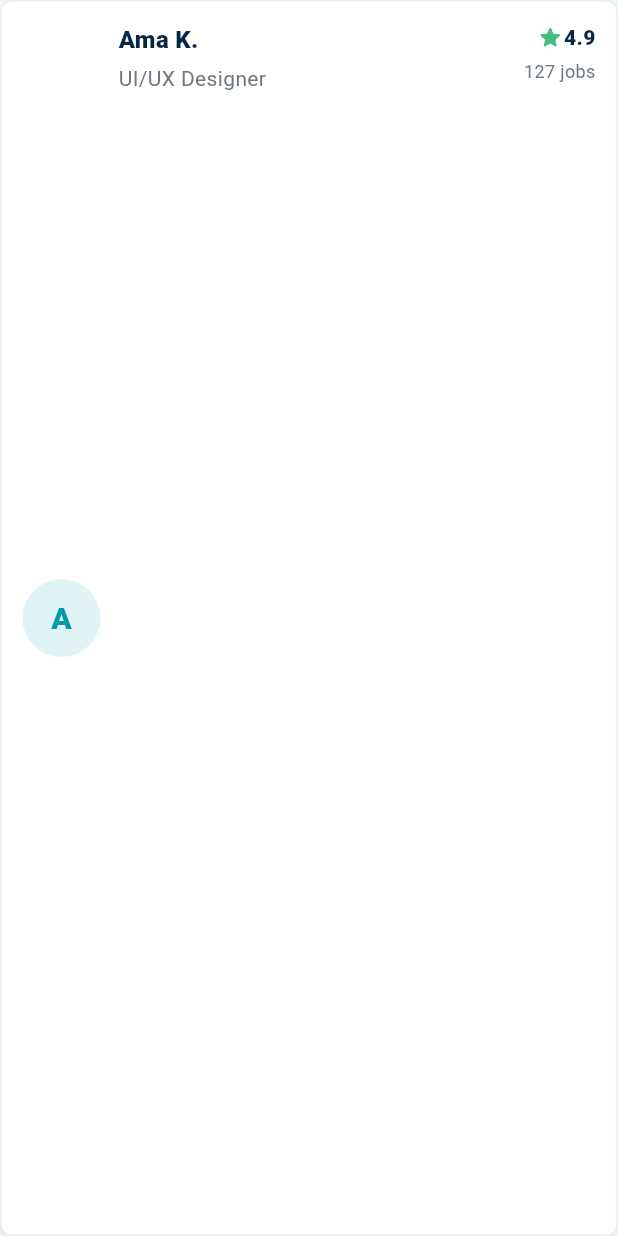
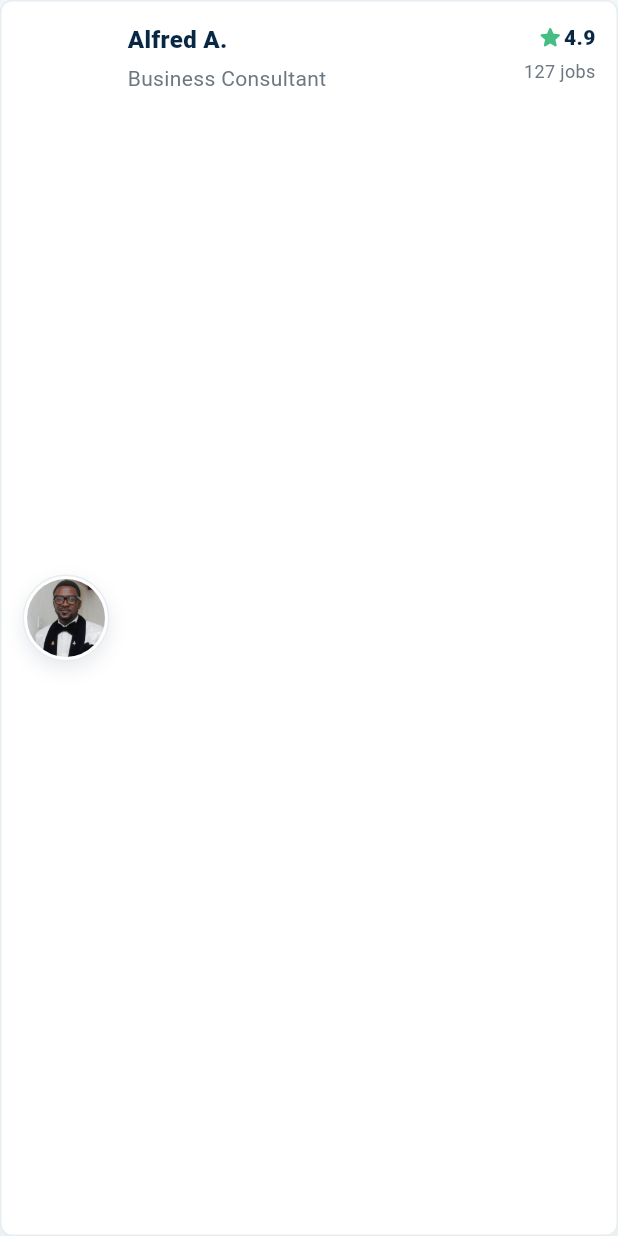
Before and after one commit to s-muel/zoko_marketplace, a Flutter app: the _ProfessionalTile widget shown alone on an empty page, opened directly with sample values from the repository, on a phone screen of 412 x 824 dp. Run offline on Flutter 3.47's test engine with Material 3 defaults, Android fonts, the phone set to English and light mode, and no system bars.

```diff
--- a/lib/core/constants/app_assets.dart
+++ b/lib/core/constants/app_assets.dart
@@ -3,4 +3,7 @@ class AppAssets {
 
   static const zokoLogo = 'assets/images/zoko_marketplace_logo.png';
   static const googleLogo = 'assets/images/google logo.png';
+  static const alfredProfile = 'assets/images/Alfred.png';
+  static const emmanuelProfile = 'assets/images/Emmanuel.png';
+  static const samuelProfile = 'assets/images/Samuel.png';
 }
--- a/lib/models/professional_model.dart
+++ b/lib/models/professional_model.dart
@@ -4,10 +4,12 @@ class ProfessionalModel {
     required this.role,
     required this.rating,
     required this.jobs,
+    required this.imageAsset,
   });
 
   final String name;
   final String role;
   final String rating;
   final String jobs;
+  final String imageAsset;
 }
--- a/lib/services/marketplace_service.dart
+++ b/lib/services/marketplace_service.dart
@@ -1,4 +1,5 @@
 import 'package:flutter/material.dart';
+import 'package:zoko_marketplace/core/constants/app_assets.dart';
 import 'package:zoko_marketplace/core/theme/zoko_colors.dart';
 import 'package:zoko_marketplace/models/category_model.dart';
 import 'package:zoko_marketplace/models/professional_model.dart';
@@ -58,22 +59,25 @@ class MarketplaceService {
   List<ProfessionalModel> getTopProfessionals() {
     return const [
       ProfessionalModel(
-        name: 'Ama K.',
-        role: 'UI/UX Designer',
+        name: 'Alfred A.',
+        role: 'Business Consultant',
         rating: '4.9',
         jobs: '127 jobs',
+        imageAsset: AppAssets.alfredProfile,
       ),
       ProfessionalModel(
-        name: 'Kojo M.',
-        role: 'Full-stack Developer',
+        name: 'Emmanuel K.',
+        role: 'UI/UX Designer',
         rating: '4.8',
         jobs: '89 jobs',
+        imageAsset: AppAssets.emmanuelProfile,
       ),
       ProfessionalModel(
-        name: 'Esi B.',
-        role: 'Business Consultant',
+        name: 'Samuel O.',
+        role: 'Full Stack Developer',
         rating: '5.0',
         jobs: '64 jobs',
+        imageAsset: AppAssets.samuelProfile,
       ),
     ];
   }
--- a/lib/widgets/home/professional_list.dart
+++ b/lib/widgets/home/professional_list.dart
@@ -43,15 +43,26 @@ class _ProfessionalTile extends StatelessWidget {
       ),
       child: Row(
         children: [
-          CircleAvatar(
-            radius: 26,
-            backgroundColor: ZokoColors.teal.withValues(alpha: 0.12),
-            child: Text(
-              professional.name.characters.first,
-              style: const TextStyle(
-                color: ZokoColors.teal,
-                fontWeight: FontWeight.w900,
-                fontSize: 20,
+          Container(
+            width: 58,
+            height: 58,
+            padding: const EdgeInsets.all(2),
+            decoration: BoxDecoration(
+              color: Colors.white,
+              shape: BoxShape.circle,
+              border: Border.all(color: ZokoColors.softGrey),
+              boxShadow: [
+                BoxShadow(
+                  color: ZokoColors.navy.withValues(alpha: 0.1),
+                  blurRadius: 10,
+                  offset: const Offset(0, 5),
+                ),
+              ],
+            ),
+            child: ClipOval(
+              child: Image.asset(
+                professional.imageAsset,
+                fit: BoxFit.cover,
               ),
             ),
           ),
--- a/pubspec.yaml
+++ b/pubspec.yaml
@@ -60,6 +60,9 @@ flutter:
   assets:
     - assets/images/zoko_marketplace_logo.png
     - assets/images/google logo.png
+    - assets/images/Alfred.png
+    - assets/images/Emmanuel.png
+    - assets/images/Samuel.png
 
   # To add assets to your application, add an assets section, like this:
   # assets:
```
Also changed, not shown: assets/images/Alfred.png (added), assets/images/Emmanuel.png (added), assets/images/Samuel.png (added), 1 other file.
